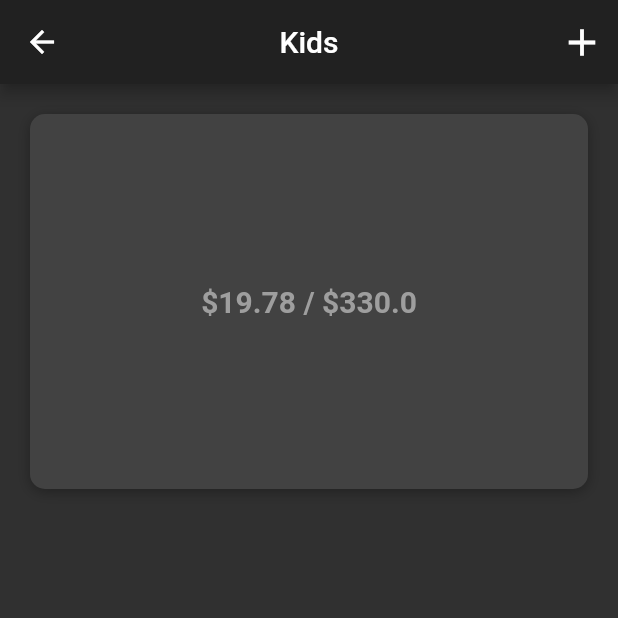
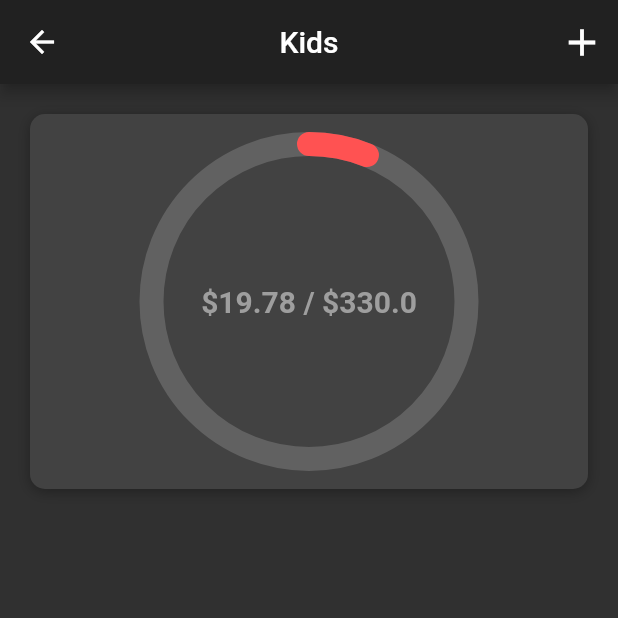
Before and after one commit to Aliiiw/WalletApp-UI, a Flutter app: the screen it shows after launch, after a tap on "Kids", on a phone screen of 412 x 824 dp, the top half of it. Run offline on Flutter 3.47's test engine with Material 2 defaults, Android fonts, the phone set to English and light mode, and no system bars.

Commit message:
complete the circular chart

```diff
--- a/wallet_app/lib/screens/category_screen.dart
+++ b/wallet_app/lib/screens/category_screen.dart
@@ -1,5 +1,7 @@
 
 import 'package:flutter/material.dart';
+import 'package:wallet_app/models/color_status.dart';
+import 'package:wallet_app/widgets/circular_chart.dart';
 
 import '../models/category.dart';
 
@@ -38,8 +40,8 @@ class _CategoryScreenState extends State<CategoryScreen> {
         child: Column(
           children: [
             Container(
-              margin: EdgeInsets.all(20),
-              padding: EdgeInsets.all(20),
+              margin: const EdgeInsets.all(20),
+              padding: const EdgeInsets.all(20),
               width: double.infinity,
               height: 250,
               decoration: BoxDecoration(
@@ -53,10 +55,13 @@ class _CategoryScreenState extends State<CategoryScreen> {
                   )
                 ]
               ),
-              child: Center(
-                child: Text(
-                   '\$${leftPrice.toStringAsFixed(2)} / \$${widget.category.maxPrice}',
-                  style: const TextStyle(color: Colors.grey, fontWeight: FontWeight.w600,fontSize: 20),
+              child: CustomPaint(
+                foregroundPainter: CircularChar(Colors.grey.shade700, getStatusColor(context, percent), percent, 16) ,
+                child: Center(
+                  child: Text(
+                     '\$${leftPrice.toStringAsFixed(2)} / \$${widget.category.maxPrice}',
+                    style: const TextStyle(color: Colors.grey, fontWeight: FontWeight.w600,fontSize: 20),
+                  ),
                 ),
               ),
 
--- a/wallet_app/lib/widgets/circular_chart.dart
+++ b/wallet_app/lib/widgets/circular_chart.dart
@@ -1,14 +1,51 @@
+import 'dart:math';
+
 import 'package:flutter/material.dart';
 
 class CircularChar extends CustomPainter{
+  final Color backGroundColor;
+  final Color onBoarderColor;
+  final double percent;
+  final double width;
+
+
+  CircularChar(
+      this.backGroundColor, this.onBoarderColor, this.percent, this.width);
+
   @override
   void paint(Canvas canvas, Size size) {
-    // TODO: implement paint
+    Paint backGroundLine =
+    Paint()
+      ..color = backGroundColor
+      ..strokeCap = StrokeCap.round
+      ..style = PaintingStyle.stroke
+      ..strokeWidth = width;
+
+
+    Paint completeLine =
+    Paint()
+      ..color = onBoarderColor
+      ..strokeCap = StrokeCap.round
+      ..style = PaintingStyle.stroke
+      ..strokeWidth = width;
+
+    Offset center = Offset(size.width / 2 , size.height / 2);
+    double radius = min(size.width / 2 , size.height / 2);
+
+    canvas.drawCircle(center, radius, backGroundLine);
+    canvas.drawArc(Rect.fromCircle(center: center, radius: radius),
+        - pi / 2,
+        2 * pi * percent,
+        false,
+        completeLine
+    );
+
+
   }
 
   @override
   bool shouldRepaint(CustomPainter oldDelegate) {
-    // TODO: implement shouldRepaint
+
     return true;
   }
 
```
